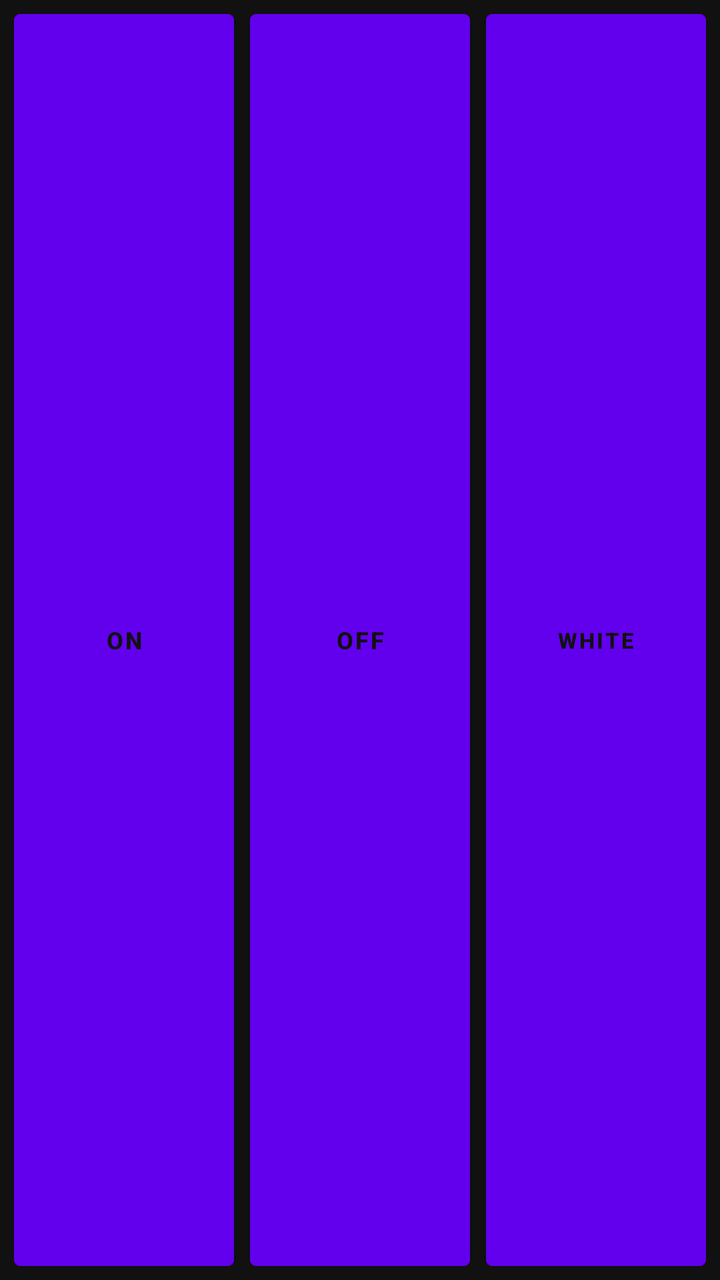
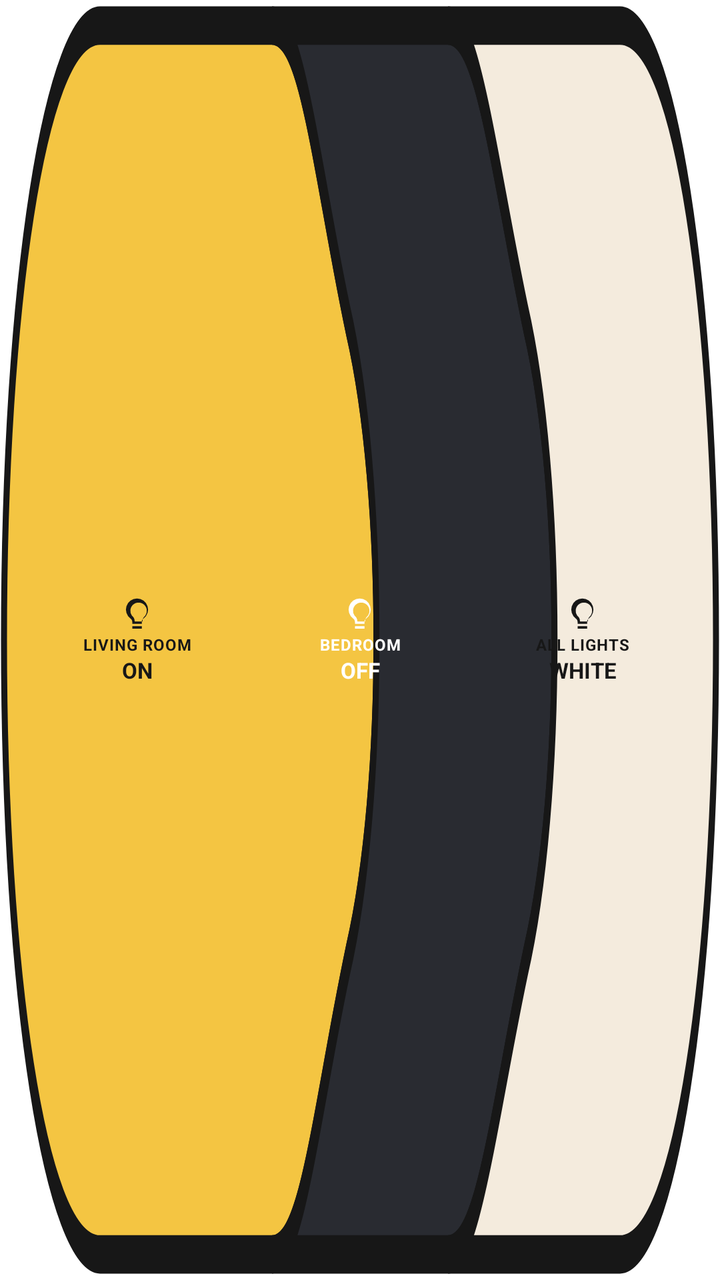

Screens rendered from an Android XML layout before and after an edit, with the pre-edit source and the edit as a unified diff.
<!-- AndroidManifest.xml: fallback theme Theme.MaterialComponents.DayNight.NoActionBar -->
<!-- res/layout/widget_smart_controls.xml -->
<?xml version="1.0" encoding="utf-8"?>
<LinearLayout xmlns:android="http://schemas.android.com/apk/res/android"
    android:layout_width="match_parent"
    android:layout_height="match_parent"
    android:orientation="horizontal"
    android:gravity="center"
    android:padding="7dp"
    android:background="#111111">

    <Button
        android:id="@+id/widget_light_on"
        android:layout_width="0dp"
        android:layout_height="match_parent"
        android:layout_weight="1"
        android:layout_marginEnd="4dp"
        android:background="@drawable/widget_brutal_yellow"
        android:text="ON"
        android:textAllCaps="true"
        android:textColor="#111111"
        android:textStyle="bold"
        android:textSize="12sp" />

    <Button
        android:id="@+id/widget_light_off"
        android:layout_width="0dp"
        android:layout_height="match_parent"
        android:layout_weight="1"
        android:layout_marginHorizontal="4dp"
        android:background="@drawable/widget_brutal_pink"
        android:text="OFF"
        android:textAllCaps="true"
        android:textColor="#111111"
        android:textStyle="bold"
        android:textSize="12sp" />

    <Button
        android:id="@+id/widget_light_white"
        android:layout_width="0dp"
        android:layout_height="match_parent"
        android:layout_weight="1"
        android:layout_marginStart="4dp"
        android:background="@drawable/widget_brutal_white"
        android:text="WHITE"
        android:textAllCaps="true"
        android:textColor="#111111"
        android:textStyle="bold"
        android:textSize="11sp" />
</LinearLayout>
<!-- resources referenced by this layout -->
<resources>
  <!-- drawable widget_brutal_pink (drawable) -->
  <?xml version="1.0" encoding="utf-8"?>
  <shape xmlns:android="http://schemas.android.com/apk/res/android">
      <solid android:color="#FF7897" />
      <stroke android:width="2dp" android:color="#000000" />
      <corners android:radius="2dp" />
  </shape>
  <!-- drawable widget_brutal_white (drawable) -->
  <?xml version="1.0" encoding="utf-8"?>
  <shape xmlns:android="http://schemas.android.com/apk/res/android">
      <solid android:color="#F5F1E8" />
      <stroke android:width="2dp" android:color="#000000" />
      <corners android:radius="2dp" />
  </shape>
  <!-- drawable widget_brutal_yellow (drawable) -->
  <?xml version="1.0" encoding="utf-8"?>
  <shape xmlns:android="http://schemas.android.com/apk/res/android">
      <solid android:color="#F9D949" />
      <stroke android:width="2dp" android:color="#000000" />
      <corners android:radius="2dp" />
  </shape>
</resources>

<!-- the commit's change to res/layout/widget_smart_controls.xml (unified diff, before → after) -->
@@ -1,48 +1,20 @@
 <?xml version="1.0" encoding="utf-8"?>
-<LinearLayout xmlns:android="http://schemas.android.com/apk/res/android"
-    android:layout_width="match_parent"
-    android:layout_height="match_parent"
-    android:orientation="horizontal"
-    android:gravity="center"
-    android:padding="7dp"
-    android:background="#111111">
-
-    <Button
-        android:id="@+id/widget_light_on"
-        android:layout_width="0dp"
-        android:layout_height="match_parent"
-        android:layout_weight="1"
-        android:layout_marginEnd="4dp"
-        android:background="@drawable/widget_brutal_yellow"
-        android:text="ON"
-        android:textAllCaps="true"
-        android:textColor="#111111"
-        android:textStyle="bold"
-        android:textSize="12sp" />
-
-    <Button
-        android:id="@+id/widget_light_off"
-        android:layout_width="0dp"
-        android:layout_height="match_parent"
-        android:layout_weight="1"
-        android:layout_marginHorizontal="4dp"
-        android:background="@drawable/widget_brutal_pink"
-        android:text="OFF"
-        android:textAllCaps="true"
-        android:textColor="#111111"
-        android:textStyle="bold"
-        android:textSize="12sp" />
-
-    <Button
-        android:id="@+id/widget_light_white"
-        android:layout_width="0dp"
-        android:layout_height="match_parent"
-        android:layout_weight="1"
-        android:layout_marginStart="4dp"
-        android:background="@drawable/widget_brutal_white"
-        android:text="WHITE"
-        android:textAllCaps="true"
-        android:textColor="#111111"
-        android:textStyle="bold"
-        android:textSize="11sp" />
-</LinearLayout>
+<FrameLayout xmlns:android="http://schemas.android.com/apk/res/android" android:layout_width="match_parent" android:layout_height="match_parent" android:background="@drawable/widget_bridge_amber" android:padding="4dp">
+    <LinearLayout android:layout_width="match_parent" android:layout_height="match_parent" android:orientation="horizontal" android:gravity="center" android:paddingStart="9dp" android:paddingEnd="9dp">
+        <LinearLayout android:id="@+id/widget_light_on" android:layout_width="0dp" android:layout_height="match_parent" android:layout_weight="1" android:orientation="vertical" android:gravity="center" android:clickable="true" android:focusable="true" android:background="@android:color/transparent" android:contentDescription="LIVING ROOM ON">
+            <ImageView android:layout_width="19dp" android:layout_height="19dp" android:src="@drawable/ic_widget_bulb" android:tint="#171717" android:contentDescription="@null" />
+            <TextView android:layout_width="match_parent" android:layout_height="wrap_content" android:gravity="center" android:singleLine="true" android:ellipsize="end" android:text="LIVING ROOM" android:textColor="#171717" android:textSize="8sp" android:textStyle="bold" android:letterSpacing="0.04" />
+            <TextView android:layout_width="match_parent" android:layout_height="wrap_content" android:gravity="center" android:text="ON" android:textColor="#171717" android:textSize="11sp" android:textStyle="bold" />
+        </LinearLayout>
+        <LinearLayout android:id="@+id/widget_light_off" android:layout_width="0dp" android:layout_height="match_parent" android:layout_weight="1" android:orientation="vertical" android:gravity="center" android:clickable="true" android:focusable="true" android:background="@android:color/transparent" android:contentDescription="BEDROOM OFF">
+            <ImageView android:layout_width="19dp" android:layout_height="19dp" android:src="@drawable/ic_widget_bulb" android:tint="#FFFFFF" android:contentDescription="@null" />
+            <TextView android:layout_width="match_parent" android:layout_height="wrap_content" android:gravity="center" android:singleLine="true" android:ellipsize="end" android:text="BEDROOM" android:textColor="#FFFFFF" android:textSize="8sp" android:textStyle="bold" android:letterSpacing="0.04" />
+            <TextView android:layout_width="match_parent" android:layout_height="wrap_content" android:gravity="center" android:text="OFF" android:textColor="#FFFFFF" android:textSize="11sp" android:textStyle="bold" />
+        </LinearLayout>
+        <LinearLayout android:id="@+id/widget_light_white" android:layout_width="0dp" android:layout_height="match_parent" android:layout_weight="1" android:orientation="vertical" android:gravity="center" android:clickable="true" android:focusable="true" android:background="@android:color/transparent" android:contentDescription="ALL LIGHTS WHITE">
+            <ImageView android:layout_width="19dp" android:layout_height="19dp" android:src="@drawable/ic_widget_bulb" android:tint="#171717" android:contentDescription="@null" />
+            <TextView android:layout_width="match_parent" android:layout_height="wrap_content" android:gravity="center" android:singleLine="true" android:ellipsize="end" android:text="ALL LIGHTS" android:textColor="#171717" android:textSize="8sp" android:textStyle="bold" android:letterSpacing="0.04" />
+            <TextView android:layout_width="match_parent" android:layout_height="wrap_content" android:gravity="center" android:text="WHITE" android:textColor="#171717" android:textSize="11sp" android:textStyle="bold" />
+        </LinearLayout>
+    </LinearLayout>
+</FrameLayout>
<!-- resource entries referenced after the edit -->
@@ -1,25 +1,16 @@
 <!-- resources referenced by this layout -->
 <resources>
-  <!-- drawable widget_brutal_pink (drawable) -->
+  <!-- drawable ic_widget_bulb (drawable) -->
   <?xml version="1.0" encoding="utf-8"?>
-  <shape xmlns:android="http://schemas.android.com/apk/res/android">
-      <solid android:color="#FF7897" />
-      <stroke android:width="2dp" android:color="#000000" />
-      <corners android:radius="2dp" />
-  </shape>
-  <!-- drawable widget_brutal_white (drawable) -->
+  <vector xmlns:android="http://schemas.android.com/apk/res/android" android:width="24dp" android:height="24dp" android:viewportWidth="24" android:viewportHeight="24">
+      <path android:fillColor="#FF000000" android:pathData="M9,21h6v-1.5H9V21zM12,2a7,7 0,0 0,-4.1 12.67c0.67,0.49 1.1,1.2 1.1,2.08V18h6v-1.25c0,-0.88 0.43,-1.59 1.1,-2.08A7,7 0,0 0,12 2zM13.5,16.5h-3v-0.3c0,-1.35 -0.65,-2.57 -1.7,-3.35A5.2,5.2 0,1 1,17.2 12.85c-1.05,0.78 -1.7,2 -1.7,3.35v0.3z" />
+  </vector>
+  <!-- drawable widget_bridge_amber (drawable) -->
   <?xml version="1.0" encoding="utf-8"?>
-  <shape xmlns:android="http://schemas.android.com/apk/res/android">
-      <solid android:color="#F5F1E8" />
-      <stroke android:width="2dp" android:color="#000000" />
-      <corners android:radius="2dp" />
-  </shape>
-  <!-- drawable widget_brutal_yellow (drawable) -->
-  <?xml version="1.0" encoding="utf-8"?>
-  <shape xmlns:android="http://schemas.android.com/apk/res/android">
-      <solid android:color="#F9D949" />
-      <stroke android:width="2dp" android:color="#000000" />
-      <corners android:radius="2dp" />
-  </shape>
+  <vector xmlns:android="http://schemas.android.com/apk/res/android" android:width="360dp" android:height="100dp" android:viewportWidth="360" android:viewportHeight="100">
+      <path android:fillColor="#F4C542" android:strokeColor="#171717" android:strokeWidth="3" android:pathData="M50,2 H136 C151,2 158,13 174,25 C193,38 193,62 174,75 C158,87 151,98 136,98 H50 C23,98 2,77 2,50 C2,23 23,2 50,2 Z" />
+      <path android:fillColor="#292B31" android:strokeColor="#171717" android:strokeWidth="3" android:pathData="M136,2 H224 C239,2 247,13 263,25 C282,38 282,62 263,75 C247,87 239,98 224,98 H136 C151,98 158,87 174,75 C193,62 193,38 174,25 C158,13 151,2 136,2 Z" />
+      <path android:fillColor="#F4EBDD" android:strokeColor="#171717" android:strokeWidth="3" android:pathData="M224,2 H310 C337,2 358,23 358,50 C358,77 337,98 310,98 H224 C239,98 247,87 263,75 C282,62 282,38 263,25 C247,13 239,2 224,2 Z" />
+  </vector>
 </resources>
 
